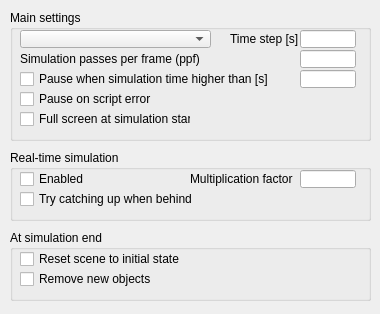
Qt form ui/qdlgsimulation.ui (CoppeliaRobotics/coppeliaSimLib) before a commit.
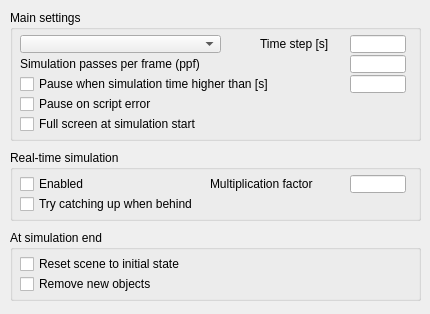
The same form after that commit.

Patch:
```diff
--- a/ui/qdlgsimulation.ui
+++ b/ui/qdlgsimulation.ui
@@ -6,7 +6,7 @@
    <rect>
     <x>0</x>
     <y>0</y>
-    <width>380</width>
+    <width>430</width>
     <height>314</height>
    </rect>
   </property>
@@ -21,7 +21,7 @@
     <rect>
      <x>10</x>
      <y>230</y>
-     <width>361</width>
+     <width>411</width>
      <height>71</height>
     </rect>
    </property>
@@ -35,7 +35,7 @@
     <property name="geometry">
      <rect>
       <x>10</x>
-      <y>20</y>
+      <y>25</y>
       <width>231</width>
       <height>18</height>
      </rect>
@@ -51,7 +51,7 @@
     <property name="geometry">
      <rect>
       <x>10</x>
-      <y>40</y>
+      <y>45</y>
       <width>231</width>
       <height>18</height>
      </rect>
@@ -69,7 +69,7 @@
     <rect>
      <x>10</x>
      <y>10</y>
-     <width>361</width>
+     <width>411</width>
      <height>131</height>
     </rect>
    </property>
@@ -83,8 +83,8 @@
     <property name="geometry">
      <rect>
       <x>10</x>
-      <y>80</y>
-      <width>171</width>
+      <y>85</y>
+      <width>251</width>
       <height>18</height>
      </rect>
     </property>
@@ -99,7 +99,7 @@
     <property name="geometry">
      <rect>
       <x>10</x>
-      <y>40</y>
+      <y>45</y>
       <width>271</width>
       <height>18</height>
      </rect>
@@ -111,8 +111,8 @@
    <widget class="QLineEdit" name="qqTimeStep">
     <property name="geometry">
      <rect>
-      <x>290</x>
-      <y>20</y>
+      <x>340</x>
+      <y>25</y>
       <width>56</width>
       <height>18</height>
      </rect>
@@ -121,8 +121,8 @@
    <widget class="QLineEdit" name="qqPauseTime">
     <property name="geometry">
      <rect>
-      <x>290</x>
-      <y>60</y>
+      <x>340</x>
+      <y>65</y>
       <width>56</width>
       <height>18</height>
      </rect>
@@ -131,8 +131,8 @@
    <widget class="QLineEdit" name="qqScriptExecutionPasses">
     <property name="geometry">
      <rect>
-      <x>290</x>
-      <y>40</y>
+      <x>340</x>
+      <y>45</y>
       <width>56</width>
       <height>18</height>
      </rect>
@@ -142,8 +142,8 @@
     <property name="geometry">
      <rect>
       <x>10</x>
-      <y>60</y>
-      <width>251</width>
+      <y>65</y>
+      <width>331</width>
       <height>18</height>
      </rect>
     </property>
@@ -157,9 +157,9 @@
    <widget class="QLabel" name="label">
     <property name="geometry">
      <rect>
-      <x>220</x>
-      <y>20</y>
-      <width>71</width>
+      <x>250</x>
+      <y>25</y>
+      <width>91</width>
       <height>18</height>
      </rect>
     </property>
@@ -171,8 +171,8 @@
     <property name="geometry">
      <rect>
       <x>10</x>
-      <y>20</y>
-      <width>191</width>
+      <y>25</y>
+      <width>201</width>
       <height>18</height>
      </rect>
     </property>
@@ -181,8 +181,8 @@
     <property name="geometry">
      <rect>
       <x>10</x>
-      <y>100</y>
-      <width>171</width>
+      <y>105</y>
+      <width>271</width>
       <height>18</height>
      </rect>
     </property>
@@ -199,7 +199,7 @@
     <rect>
      <x>10</x>
      <y>150</y>
-     <width>361</width>
+     <width>411</width>
      <height>71</height>
     </rect>
    </property>
@@ -218,8 +218,8 @@
    <widget class="QLineEdit" name="qqMultiplicationCoefficient">
     <property name="geometry">
      <rect>
-      <x>290</x>
-      <y>20</y>
+      <x>340</x>
+      <y>25</y>
       <width>56</width>
       <height>18</height>
      </rect>
@@ -228,9 +228,9 @@
    <widget class="QLabel" name="label_3">
     <property name="geometry">
      <rect>
-      <x>180</x>
-      <y>20</y>
-      <width>111</width>
+      <x>200</x>
+      <y>25</y>
+      <width>141</width>
       <height>18</height>
      </rect>
     </property>
@@ -242,7 +242,7 @@
     <property name="geometry">
      <rect>
       <x>10</x>
-      <y>40</y>
+      <y>45</y>
       <width>271</width>
       <height>18</height>
      </rect>
@@ -258,7 +258,7 @@
     <property name="geometry">
      <rect>
       <x>10</x>
-      <y>20</y>
+      <y>25</y>
       <width>121</width>
       <height>18</height>
      </rect>
```
